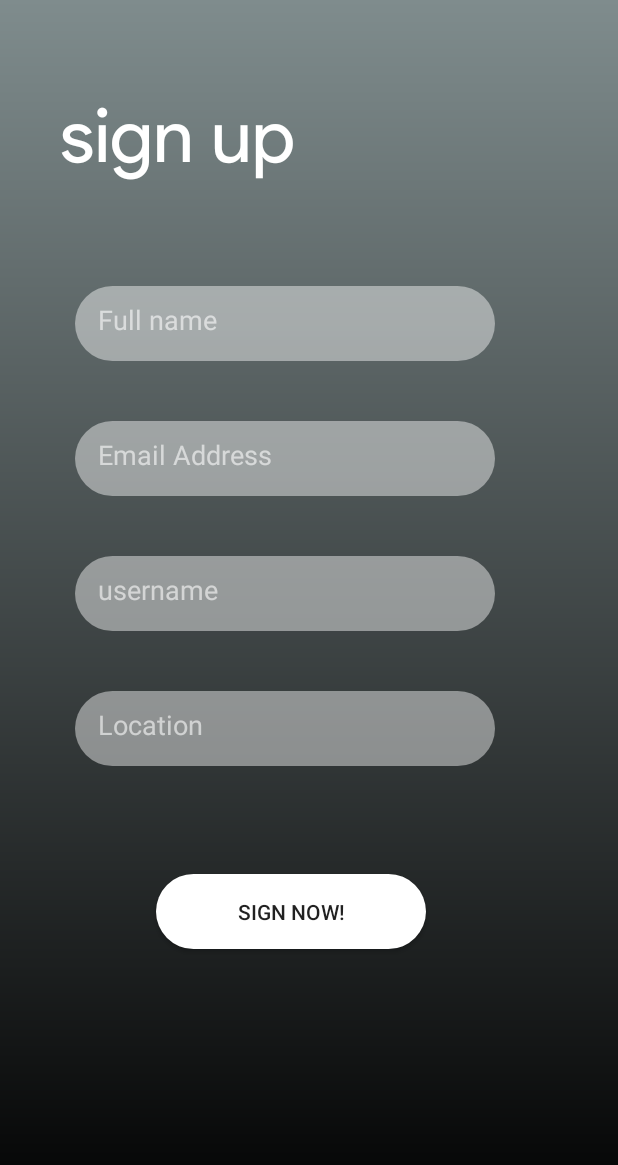
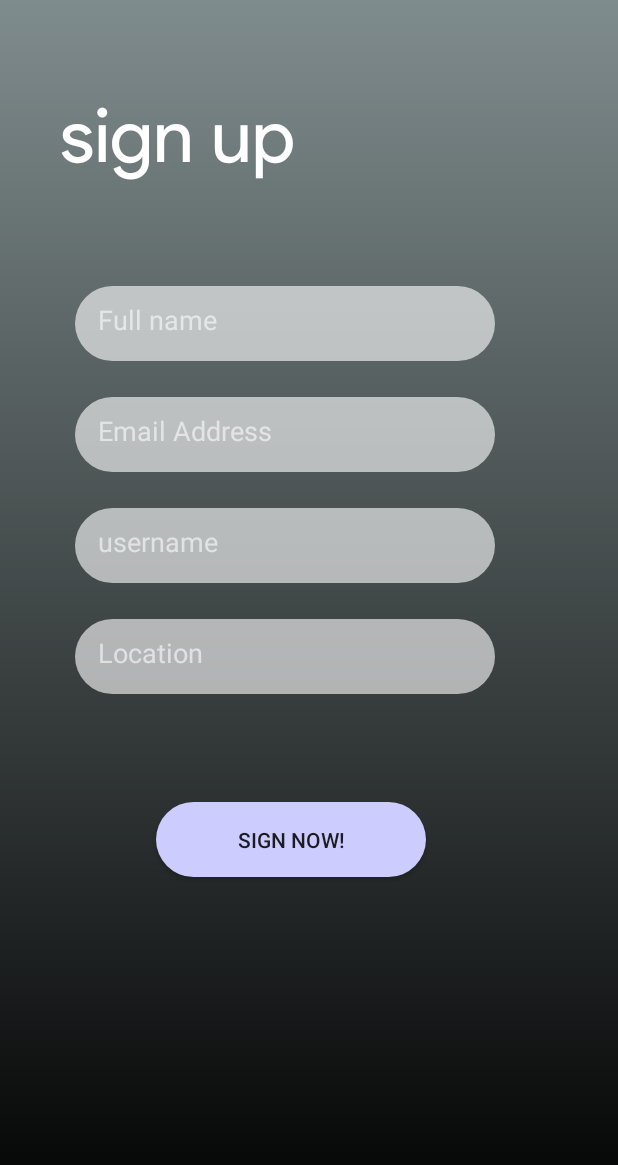
Before and after one commit to merajmusavi/Design_Repo, an Android app: the LoginPage screen opened directly, with no data from a screen before it, on a phone screen of 412 x 824 dp. Shown: the top 1165 px of the screen. Run offline under Robolectric (Android 15) with nearby library versions, the phone set to English and light mode, and no system bars.

Commit message:
login page edit

```diff
--- /dev/null
+++ b/app/src/main/res/drawable-v24/shape_btn2.xml
@@ -0,0 +1,6 @@
+<?xml version="1.0" encoding="utf-8"?>
+<shape xmlns:android="http://schemas.android.com/apk/res/android">/>
+    <solid android:color="#CCCCFF"/>
+    <corners android:radius="80dp"/>
+
+</shape>
--- a/app/src/main/res/drawable/et_bg.xml
+++ b/app/src/main/res/drawable/et_bg.xml
@@ -1,5 +1,5 @@
 <?xml version="1.0" encoding="utf-8"?>
 <shape xmlns:android="http://schemas.android.com/apk/res/android">
-<solid android:color="#71FFFFFF"/>
+<solid android:color="#9CFFFFFF"/>
     <corners android:radius="200dp"/>
 </shape>
--- a/app/src/main/res/layout/activity_login_page.xml
+++ b/app/src/main/res/layout/activity_login_page.xml
@@ -25,7 +25,7 @@
         android:layout_width="280dp"
         android:layout_height="50dp"
         android:layout_marginStart="50dp"
-        android:layout_marginTop="40dp"
+        android:layout_marginTop="24dp"
         android:background="@drawable/et_bg"
         android:hint="Email Address"
         android:padding="15dp"
@@ -52,7 +52,7 @@
         android:layout_width="280dp"
         android:layout_height="50dp"
         android:layout_marginStart="50dp"
-        android:layout_marginTop="40dp"
+        android:layout_marginTop="24dp"
         android:background="@drawable/et_bg"
         android:hint="username"
         android:padding="15dp"
@@ -66,7 +66,7 @@
         android:layout_width="280dp"
         android:layout_height="50dp"
         android:layout_marginStart="50dp"
-        android:layout_marginTop="40dp"
+        android:layout_marginTop="24dp"
         android:background="@drawable/et_bg"
         android:hint="Location"
         android:padding="15dp"
@@ -80,7 +80,7 @@
         android:layout_height="50dp"
         android:layout_marginStart="104dp"
         android:layout_marginTop="72dp"
-        android:background="@drawable/shape_btn"
+        android:background="@drawable/shape_btn2"
         android:text="sign now!"
         app:layout_constraintStart_toStartOf="parent"
         app:layout_constraintTop_toBottomOf="@+id/editText4" />
```
